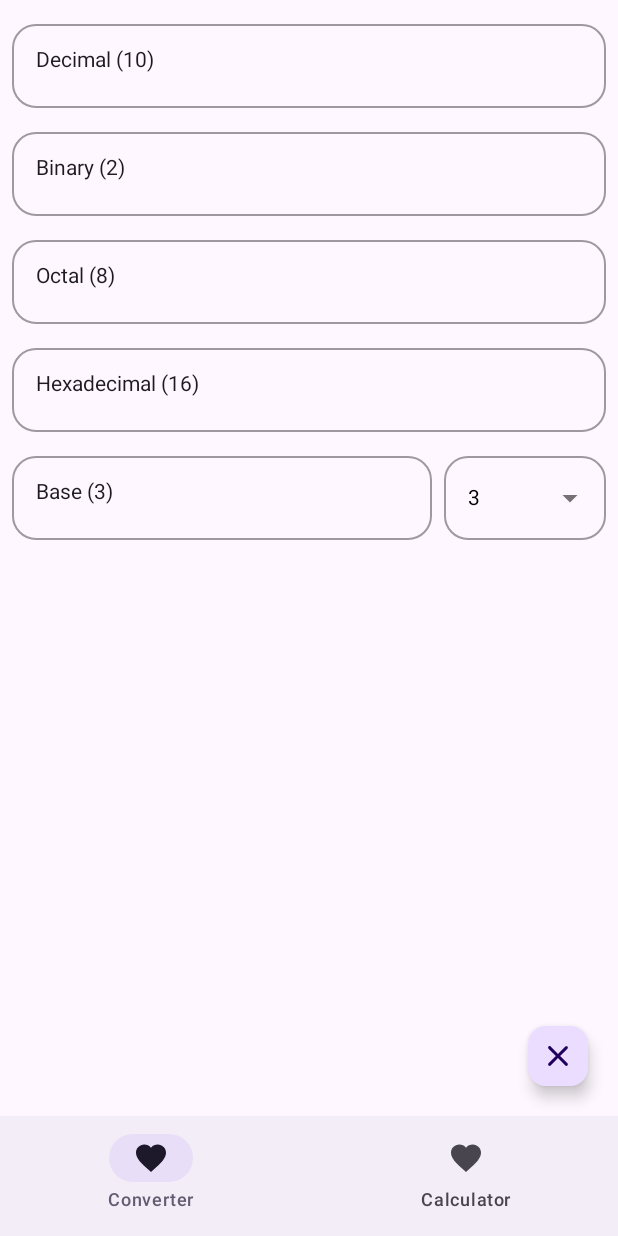
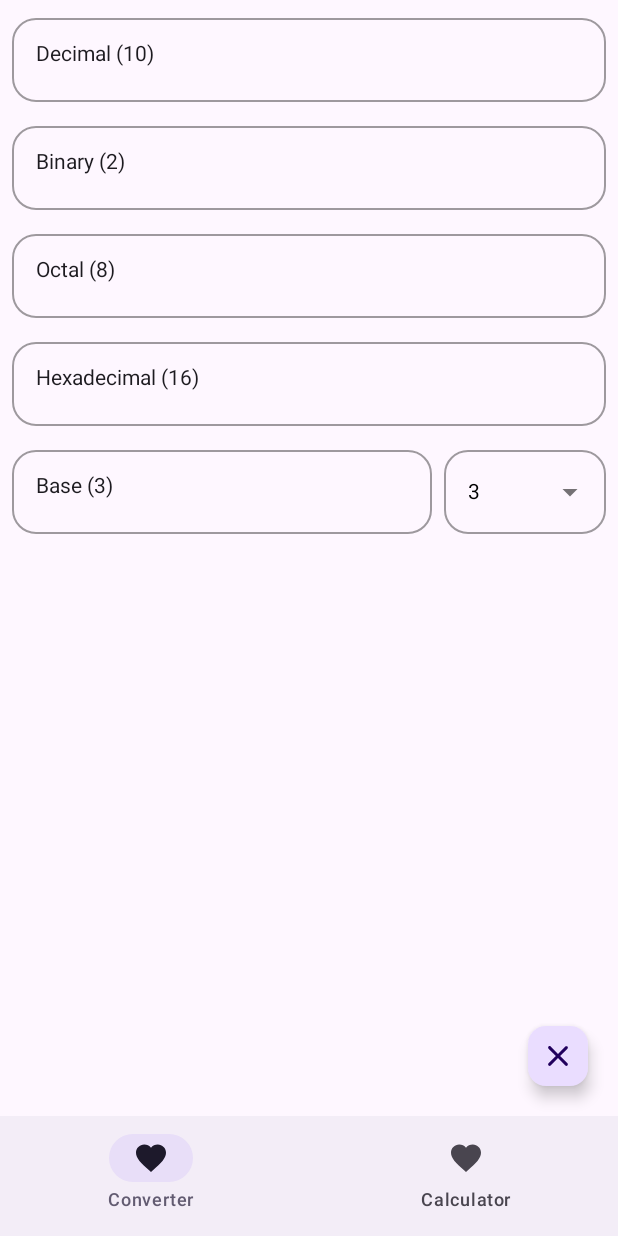
Before and after one commit to jedi1150/number-systems, an Android app built with Jetpack Compose: the screen it shows after launch (MainActivity), on a phone screen of 412 x 824 dp. Run offline under Robolectric (Android 15) with nearby library versions, the phone set to English and light mode, and no system bars; our stand-ins replace AdMob, accompanist, constraintlayout-compose; pictures from the network do not load; 2 statements that could not run were skipped.

Commit message:
paddings improved

```diff
--- a/app/src/main/java/ru/sandello/binaryconverter/ui/converter/ConverterScreen.kt
+++ b/app/src/main/java/ru/sandello/binaryconverter/ui/converter/ConverterScreen.kt
@@ -1,47 +1,42 @@
 package ru.sandello.binaryconverter.ui.converter
 
-import androidx.compose.foundation.layout.*
+import android.util.Log
+import androidx.compose.foundation.layout.PaddingValues
+import androidx.compose.foundation.layout.fillMaxSize
+import androidx.compose.foundation.layout.fillMaxWidth
+import androidx.compose.foundation.layout.padding
 import androidx.compose.foundation.lazy.LazyColumn
 import androidx.compose.foundation.shape.RoundedCornerShape
 import androidx.compose.material.*
 import androidx.compose.material3.ExperimentalMaterial3Api
-import androidx.compose.material3.Icon
-import androidx.compose.material3.Scaffold
-import androidx.compose.material3.SmallFloatingActionButton
 import androidx.compose.material3.Text
 import androidx.compose.runtime.*
 import androidx.compose.ui.Modifier
-import androidx.compose.ui.res.painterResource
 import androidx.compose.ui.res.stringResource
-import androidx.compose.ui.tooling.preview.Preview
 import androidx.compose.ui.unit.dp
 import androidx.constraintlayout.compose.ConstraintLayout
 import androidx.constraintlayout.compose.Dimension
-import androidx.lifecycle.viewmodel.compose.viewModel
-import com.google.accompanist.insets.statusBarsPadding
+import com.google.accompanist.insets.LocalWindowInsets
+import com.google.accompanist.insets.rememberInsetsPaddingValues
 import ru.sandello.binaryconverter.R
+import ru.sandello.binaryconverter.utils.APP_TAG
 
 @OptIn(ExperimentalMaterial3Api::class)
 @Composable
-fun ConverterScreen(mainPadding: PaddingValues) {
-    val viewModel: ConverterViewModel = viewModel()
-
-    Scaffold(
-        floatingActionButton = {
-            SmallFloatingActionButton(
-                onClick = { viewModel.clear() },
-                modifier = Modifier.padding(mainPadding)
+fun ConverterScreen(viewModel: ConverterViewModel, mainPadding: PaddingValues) {
+    Log.d(APP_TAG, "ConverterScreen:: init")
+    LazyColumn(
+        contentPadding = PaddingValues(
+            start = 8.dp,
+            top = rememberInsetsPaddingValues(
+                insets = LocalWindowInsets.current.systemBars,
+                applyTop = true,
+                applyBottom = true,
+            ).calculateTopPadding(),
+            end = 8.dp,
+            bottom = mainPadding.calculateBottomPadding() + 72.dp,
+        ),
     ) {
-                Icon(painter = painterResource(R.drawable.close), contentDescription = null)
-            }
-        },
-    ) {
-        LazyColumn(
-            modifier = Modifier
-                .fillMaxSize()
-                .padding(horizontal = 8.dp, vertical = 4.dp),
-        ) {
-            item { Spacer(modifier = Modifier.statusBarsPadding()) }
         item {
             OutlinedTextField(
                 value = viewModel.operand10new.value,
@@ -150,7 +145,6 @@ fun ConverterScreen(mainPadding: PaddingValues) {
                 }
             }
         }
-            item { Spacer(modifier = Modifier.padding(mainPadding).padding(bottom = 72.dp)) }
     }
+//}
 }
-}
--- a/app/src/main/java/ru/sandello/binaryconverter/ui/main/MainActivity.kt
+++ b/app/src/main/java/ru/sandello/binaryconverter/ui/main/MainActivity.kt
@@ -4,11 +4,13 @@ import android.os.Bundle
 import androidx.activity.ComponentActivity
 import androidx.activity.compose.setContent
 import androidx.activity.viewModels
+import androidx.compose.foundation.lazy.LazyColumn
 import androidx.compose.material.icons.Icons
 import androidx.compose.material.icons.filled.Favorite
 import androidx.compose.material3.*
 import androidx.compose.runtime.getValue
 import androidx.compose.ui.Modifier
+import androidx.compose.ui.res.painterResource
 import androidx.compose.ui.res.stringResource
 import androidx.core.view.WindowCompat
 import androidx.navigation.NavDestination.Companion.hierarchy
@@ -20,13 +22,16 @@ import androidx.navigation.compose.rememberNavController
 import com.google.accompanist.insets.ProvideWindowInsets
 import com.google.accompanist.insets.navigationBarsWithImePadding
 import com.google.android.gms.ads.interstitial.InterstitialAd
+import ru.sandello.binaryconverter.R
 import ru.sandello.binaryconverter.model.Screen
 import ru.sandello.binaryconverter.ui.calculator.CalculatorScreen
 import ru.sandello.binaryconverter.ui.converter.ConverterScreen
+import ru.sandello.binaryconverter.ui.converter.ConverterViewModel
 
 class MainActivity : ComponentActivity() {
     //    lateinit var binding: ActivityMainBinding
     private val viewModel: MainViewModel by viewModels()
+    private val converterViewModel: ConverterViewModel by viewModels()
 //    private val model: CalculatorViewModel by viewModels()
 
     private lateinit var ad: InterstitialAd
@@ -77,14 +82,24 @@ class MainActivity : ComponentActivity() {
                             }
                         }
                     },
+                    floatingActionButton = {
+                        SmallFloatingActionButton(
+                            onClick = {
+                                if (navController.currentDestination?.route == Screen.Converter.route) {
+                                    converterViewModel.clear()
+                                }
+                            },
+                        ) {
+                            Icon(painter = painterResource(R.drawable.close), contentDescription = null)
+                        }
+                    },
                 ) { contentPadding ->
                     NavHost(
                         navController = navController,
                         startDestination = Screen.Converter.route,
-//                        modifier = Modifier.padding(contentPadding),
                     ) {
-                        composable(Screen.Converter.route) { ConverterScreen(contentPadding) }
-                        composable(Screen.Calculator.route) { CalculatorScreen() }
+                        composable(Screen.Converter.route) { ConverterScreen(converterViewModel, contentPadding) }
+                        composable(Screen.Calculator.route) { CalculatorScreen(contentPadding) }
 //                        composable("settings") {  }
                     }
                 }
```
Also changed, not shown: app/src/main/java/ru/sandello/binaryconverter/ui/calculator/CalculatorScreen.kt (+17 -10 lines). Lines whose indentation alone changed are shown as unchanged.
